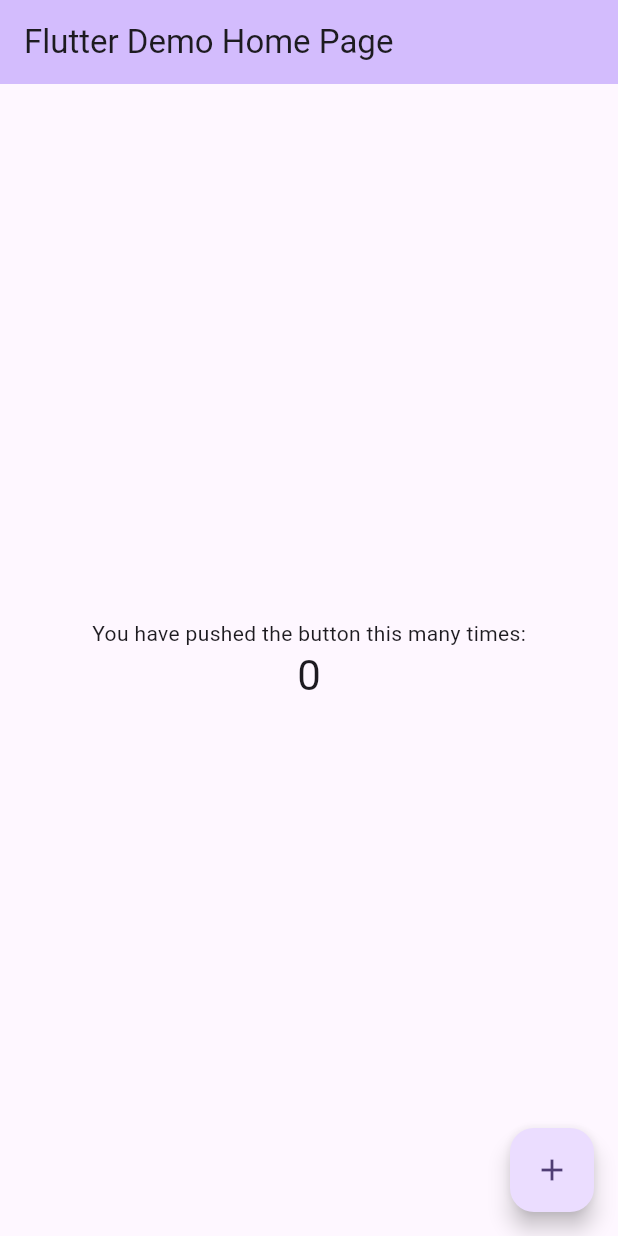
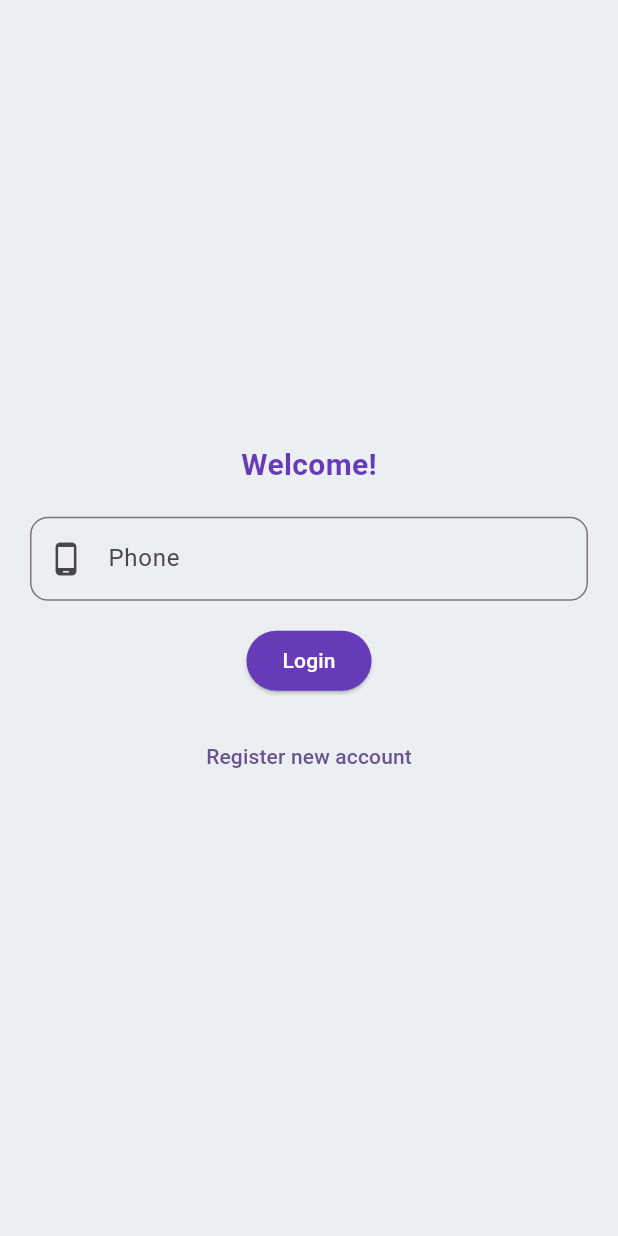
Before and after one commit to phamhuuloc219/PHL_shoe_store_client, a Flutter app: the screen it shows after launch, on a phone screen of 412 x 824 dp. Run offline on Flutter 3.47's test engine with Material 3 defaults, Android fonts, the phone set to English and light mode, and no system bars.

Commit message:
feat: Login, Register UI

```diff
--- a/lib/main.dart
+++ b/lib/main.dart
@@ -1,4 +1,5 @@
 import 'package:flutter/material.dart';
+import 'package:phl_shoe_store_client/pages/login_page.dart';
 
 void main() {
   runApp(const MyApp());
@@ -13,114 +14,11 @@ class MyApp extends StatelessWidget {
     return MaterialApp(
       title: 'Flutter Demo',
       theme: ThemeData(
-        // This is the theme of your application.
-        //
-        // TRY THIS: Try running your application with "flutter run". You'll see
-        // the application has a purple toolbar. Then, without quitting the app,
-        // try changing the seedColor in the colorScheme below to Colors.green
-        // and then invoke "hot reload" (save your changes or press the "hot
-        // reload" button in a Flutter-supported IDE, or press "r" if you used
-        // the command line to start the app).
-        //
-        // Notice that the counter didn't reset back to zero; the application
-        // state is not lost during the reload. To reset the state, use hot
-        // restart instead.
-        //
-        // This works for code too, not just values: Most code changes can be
-        // tested with just a hot reload.
         colorScheme: ColorScheme.fromSeed(seedColor: Colors.deepPurple),
         useMaterial3: true,
       ),
       debugShowCheckedModeBanner: false,
-      home: const MyHomePage(title: 'Flutter Demo Home Page'),
+      home: LoginPage(),
     );
   }
 }
-
-class MyHomePage extends StatefulWidget {
-  const MyHomePage({super.key, required this.title});
-
-  // This widget is the home page of your application. It is stateful, meaning
-  // that it has a State object (defined below) that contains fields that affect
-  // how it looks.
-
-  // This class is the configuration for the state. It holds the values (in this
-  // case the title) provided by the parent (in this case the App widget) and
-  // used by the build method of the State. Fields in a Widget subclass are
-  // always marked "final".
-
-  final String title;
-
-  @override
-  State<MyHomePage> createState() => _MyHomePageState();
-}
-
-class _MyHomePageState extends State<MyHomePage> {
-  int _counter = 0;
-
-  void _incrementCounter() {
-    setState(() {
-      // This call to setState tells the Flutter framework that something has
-      // changed in this State, which causes it to rerun the build method below
-      // so that the display can reflect the updated values. If we changed
-      // _counter without calling setState(), then the build method would not be
-      // called again, and so nothing would appear to happen.
-      _counter++;
-    });
-  }
-
-  @override
-  Widget build(BuildContext context) {
-    // This method is rerun every time setState is called, for instance as done
-    // by the _incrementCounter method above.
-    //
-    // The Flutter framework has been optimized to make rerunning build methods
-    // fast, so that you can just rebuild anything that needs updating rather
-    // than having to individually change instances of widgets.
-    return Scaffold(
-      appBar: AppBar(
-        // TRY THIS: Try changing the color here to a specific color (to
-        // Colors.amber, perhaps?) and trigger a hot reload to see the AppBar
-        // change color while the other colors stay the same.
-        backgroundColor: Theme.of(context).colorScheme.inversePrimary,
-        // Here we take the value from the MyHomePage object that was created by
-        // the App.build method, and use it to set our appbar title.
-        title: Text(widget.title),
-      ),
-      body: Center(
-        // Center is a layout widget. It takes a single child and positions it
-        // in the middle of the parent.
-        child: Column(
-          // Column is also a layout widget. It takes a list of children and
-          // arranges them vertically. By default, it sizes itself to fit its
-          // children horizontally, and tries to be as tall as its parent.
-          //
-          // Column has various properties to control how it sizes itself and
-          // how it positions its children. Here we use mainAxisAlignment to
-          // center the children vertically; the main axis here is the vertical
-          // axis because Columns are vertical (the cross axis would be
-          // horizontal).
-          //
-          // TRY THIS: Invoke "debug painting" (choose the "Toggle Debug Paint"
-          // action in the IDE, or press "p" in the console), to see the
-          // wireframe for each widget.
-          mainAxisAlignment: MainAxisAlignment.center,
-          children: <Widget>[
-            const Text(
-              'You have pushed the button this many times:',
-            ),
-            Text(
-              '$_counter',
-              style: Theme.of(context).textTheme.headlineMedium,
-            ),
-          ],
-        ),
-      ),
-      floatingActionButton: FloatingActionButton(
-        onPressed: _incrementCounter,
-        tooltip: 'Increment',
-        child: const Icon(Icons.add),
-      ), // This trailing comma makes auto-formatting nicer for build methods.
-    );
-  }
-}
--- /dev/null
+++ b/lib/pages/login_page.dart
@@ -0,0 +1,60 @@
+import 'package:flutter/material.dart';
+import 'package:phl_shoe_store_client/pages/register_page.dart';
+
+class LoginPage extends StatelessWidget {
+  const LoginPage({super.key});
+
+  @override
+  Widget build(BuildContext context) {
+    return Scaffold(
+        body: Container(
+            width: double.maxFinite,
+            padding: const EdgeInsets.all(20),
+            decoration: BoxDecoration(
+              color: Colors.blueGrey[50],
+            ),
+            child: Column(
+              mainAxisAlignment: MainAxisAlignment.center,
+              children: [
+                Text(
+                  "Welcome!",
+                  style: TextStyle(
+                      fontSize: 20,
+                      fontWeight: FontWeight.bold,
+                      color: Colors.deepPurple),
+                ),
+                SizedBox(
+                  height: 20,
+                ),
+                TextField(
+                  keyboardType: TextInputType.phone,
+                  decoration: InputDecoration(
+                      labelText: 'Phone',
+                      border: OutlineInputBorder(
+                          borderRadius: BorderRadius.circular(12)),
+                      prefixIcon: Icon(Icons.phone_android),
+                      hintText: "Enter your phone number"),
+                ),
+                const SizedBox(height: 16.0),
+                ElevatedButton(
+                  style: ElevatedButton.styleFrom(
+                    foregroundColor: Colors.white,
+                    backgroundColor: Colors.deepPurple,
+                  ),
+                  child: const Text('Login'),
+                  onPressed: () {},
+                ),
+                const SizedBox(height: 16.0),
+                TextButton(
+                    onPressed: () {
+                      Navigator.push(
+                          context,
+                          MaterialPageRoute(
+                            builder: (context) => RegisterPage(),
+                          ));
+                    },
+                    child: Text("Register new account"))
+              ],
+            )));
+  }
+}
```
Also changed, not shown: lib/pages/register_page.dart (added, +66 -0 lines).
